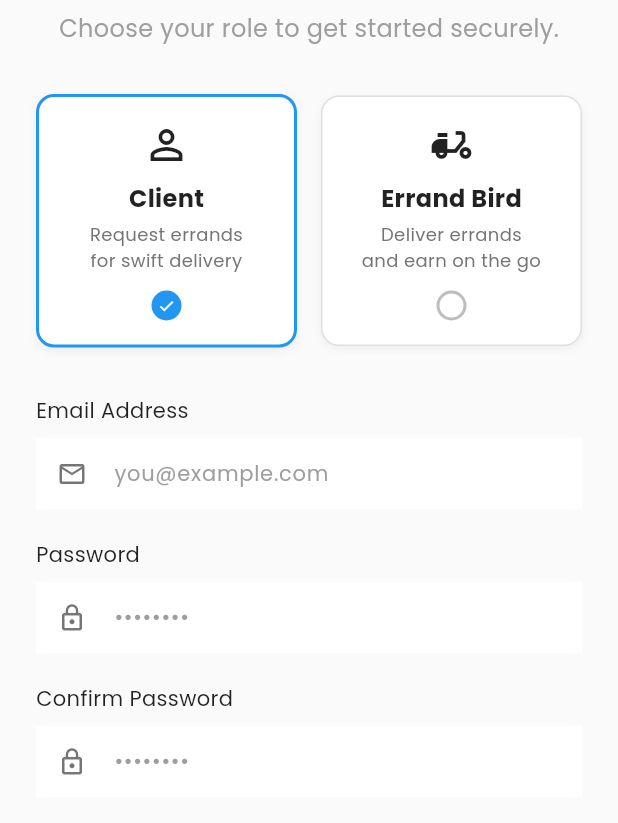
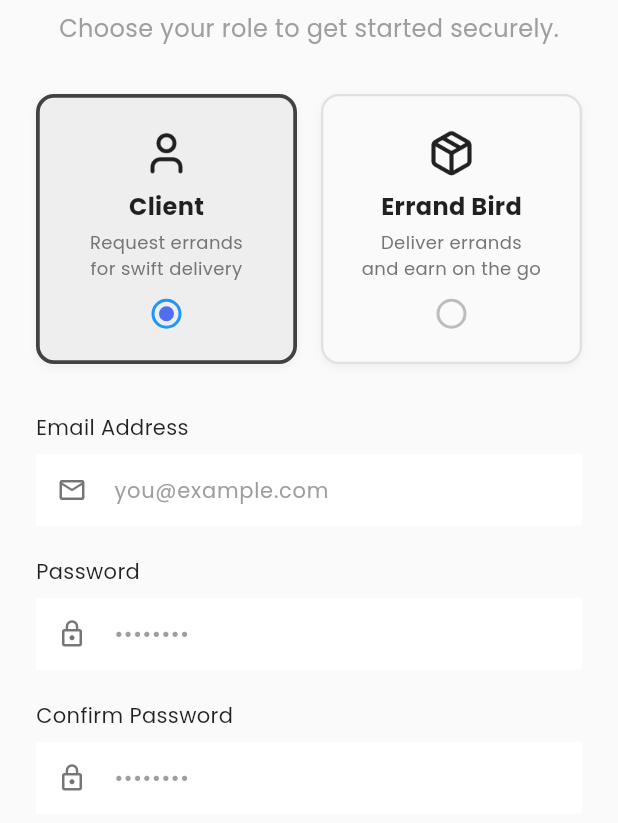
Before and after one commit to Lamzey/Siana-Errand-App, a Flutter app: the SignUpScreen screen opened directly, on a phone screen of 412 x 824 dp, the part 413-1236 px from its top. Run offline on Flutter 3.47's test engine with Material 3 defaults, Android fonts, the phone set to English and light mode, and no system bars; our stand-ins replace phosphor_flutter, shared_preferences; accounts and stored records are empty.

Commit message:
Sign_up screen

```diff
--- a/siana_erran_app/lib/features/auth/screens/signup_screen.dart
+++ b/siana_erran_app/lib/features/auth/screens/signup_screen.dart
@@ -1,11 +1,13 @@
+import 'dart:io';
+
 import 'package:flutter/material.dart';
 import 'package:flutter/services.dart';
+import 'package:phosphor_flutter/phosphor_flutter.dart';
 import 'package:siana_erran_app/core/utils/assets_utiles.dart';
 import 'package:siana_erran_app/features/auth/widgets/customTextfield_widgets.dart';
 import 'package:siana_erran_app/features/auth/widgets/roleSelection_Card_widget.dart';
 import 'package:siana_erran_app/features/auth/widgets/social_logins_btn.dart';
 import 'package:siana_erran_app/widgets/custom_logo.dart';
-
 
 // Main SignUp Screen
 class SignUpScreen extends StatefulWidget {
@@ -22,6 +24,7 @@ class _SignUpScreenState extends State<SignUpScreen> {
   final _confirmPasswordController = TextEditingController();
 
   String selectedRole = 'Client';
+  bool isIos = Platform.isIOS;
 
   @override
   void dispose() {
@@ -59,7 +62,7 @@ class _SignUpScreenState extends State<SignUpScreen> {
       ),
       body: SafeArea(
         child: SingleChildScrollView(
-          padding: const EdgeInsets.all(24.0),
+          padding: const EdgeInsets.all(24),
           child: Form(
             key: _formKey,
             child: Column(
@@ -96,7 +99,7 @@ class _SignUpScreenState extends State<SignUpScreen> {
                       child: RoleSelectionCard(
                         title: 'Client',
                         subtitle: 'Request errands\nfor swift delivery',
-                        icon: Icons.person_outline,
+                        icon: "${iconPath}user.png",
                         isSelected: selectedRole == 'Client',
                         onTap: () => setState(() => selectedRole = 'Client'),
                       ),
@@ -106,7 +109,7 @@ class _SignUpScreenState extends State<SignUpScreen> {
                       child: RoleSelectionCard(
                         title: 'Errand Bird',
                         subtitle: 'Deliver errands\nand earn on the go',
-                        icon: Icons.delivery_dining,
+                        icon: "${iconPath}errand_box.png",
                         isSelected: selectedRole == 'Errand Bird',
                         onTap: () =>
                             setState(() => selectedRole = 'Errand Bird'),
@@ -124,16 +127,19 @@ class _SignUpScreenState extends State<SignUpScreen> {
                   prefixIcon: Icons.email_outlined,
                   controller: _emailController,
                   validator: (value) {
-                    if (value == null || value.isEmpty) {
+                    if (value == null || value.trim().isEmpty) {
                       return 'Please enter your email';
                     }
-                    if (!value.contains('@')) {
+                    final trimmedValue = value.trim();
+                    final regex = RegExp(
+                      r'^[a-zA-Z0-9._%+-]+@(?:[a-zA-Z0-9-]+\.)+[a-zA-Z]{2,}$',
+                    );
+                    if (!regex.hasMatch(trimmedValue)) {
                       return 'Please enter a valid email';
                     }
                     return null;
                   },
                 ),
-
                 const SizedBox(height: 20),
 
                 // Password Field
@@ -179,21 +185,21 @@ class _SignUpScreenState extends State<SignUpScreen> {
                 // Create Account Button
                 SizedBox(
                   width: double.infinity,
-                  height: 50,
+                  height: 40,
                   child: ElevatedButton(
                     onPressed: _handleCreateAccount,
                     style: ElevatedButton.styleFrom(
                       backgroundColor: Colors.black87,
                       foregroundColor: Colors.white,
                       shape: RoundedRectangleBorder(
-                        borderRadius: BorderRadius.circular(8),
+                        borderRadius: BorderRadius.circular(6),
                       ),
                       elevation: 0,
                     ),
                     child: const Text(
                       'Create Account',
                       style: TextStyle(
-                        fontSize: 16,
+                        fontSize: 18,
                         fontWeight: FontWeight.w600,
                       ),
                     ),
@@ -203,33 +209,40 @@ class _SignUpScreenState extends State<SignUpScreen> {
                 const SizedBox(height: 20),
 
                 // Social Login Buttons
-                Row(
+                Wrap(
                   children: [
                     Expanded(
                       child: SocialLoginButton(
                         text: 'Google',
-                        icon: Icons.g_mobiledata,
+                        icon: PhosphorIcons.googleLogo(),
                         backgroundColor: Colors.white,
                         textColor: Colors.black87,
+                        width: isIos ? double.infinity : 130,
                         onPressed: () => _handleSocialLogin('Google'),
                       ),
                     ),
-                    const SizedBox(width: 12),
+                    SizedBox(width: isIos ? 0 : 8, height: isIos ? 0 : 10),
                     Expanded(
                       child: SocialLoginButton(
                         text: 'Facebook',
+                        icon: PhosphorIconsFill.facebookLogo,
                         backgroundColor: const Color(0xFF1877F2),
                         textColor: Colors.white,
                         onPressed: () => _handleSocialLogin('Facebook'),
                       ),
                     ),
-                    const SizedBox(width: 12),
-                    Expanded(
-                      child: SocialLoginButton(
-                        text: 'Apple',
-                        backgroundColor: Colors.black87,
-                        textColor: Colors.white,
-                        onPressed: () => _handleSocialLogin('Apple'),
+                    SizedBox(width: isIos ? 0 : 8, height: isIos ? 0 : 10),
+
+                    Visibility(
+                      visible: isIos,
+                      child: Expanded(
+                        child: SocialLoginButton(
+                          text: 'Apple',
+                          icon: PhosphorIcons.appleLogo(),
+                          backgroundColor: Colors.black87,
+                          textColor: Colors.white,
+                          onPressed: () => _handleSocialLogin('Apple'),
+                        ),
                       ),
                     ),
                   ],
@@ -247,11 +260,11 @@ class _SignUpScreenState extends State<SignUpScreen> {
                     ),
                     GestureDetector(
                       onTap: () => Navigator.of(context).pop(),
-                      child: const Text(
+                      child: Text(
                         'Log in',
                         style: TextStyle(
                           fontSize: 14,
-                          color: Colors.blue,
+                          color: Colors.blueGrey.shade700,
                           fontWeight: FontWeight.w600,
                         ),
                       ),
@@ -272,20 +285,22 @@ class _SignUpScreenState extends State<SignUpScreen> {
                         color: Colors.grey.shade600,
                         height: 1.5,
                       ),
-                      children: const [
-                        TextSpan(text: 'By signing up, you agree to our '),
+                      children: [
+                        const TextSpan(
+                          text: 'By signing up, you agree to our ',
+                        ),
                         TextSpan(
                           text: 'Terms & Conditions',
                           style: TextStyle(
-                            color: Colors.blue,
+                            color: Colors.blueGrey.shade700,
                             decoration: TextDecoration.underline,
                           ),
                         ),
-                        TextSpan(text: ' and '),
+                        const TextSpan(text: ' and '),
                         TextSpan(
                           text: 'Privacy Policy',
                           style: TextStyle(
-                            color: Colors.blue,
+                            color: Colors.blueGrey.shade700,
                             decoration: TextDecoration.underline,
                           ),
                         ),
--- a/siana_erran_app/lib/features/auth/widgets/roleSelection_Card_widget.dart
+++ b/siana_erran_app/lib/features/auth/widgets/roleSelection_Card_widget.dart
@@ -8,7 +8,7 @@ import 'package:flutter/material.dart';
 class RoleSelectionCard extends StatelessWidget {
   final String title;
   final String subtitle;
-  final IconData icon;
+  final String icon;
   final bool isSelected;
   final VoidCallback onTap;
 
@@ -26,12 +26,14 @@ class RoleSelectionCard extends StatelessWidget {
     return GestureDetector(
       onTap: onTap,
       child: Container(
-        padding: const EdgeInsets.all(16),
+        width: 163,
+        height: 180,
+        padding: const EdgeInsets.all(10),
         decoration: BoxDecoration(
-          color: Colors.white,
+          color: isSelected ? Colors.grey.shade200 : Colors.grey.shade50,
           border: Border.all(
-            color: isSelected ? Colors.blue : Colors.grey.shade300,
-            width: isSelected ? 2 : 1,
+            color: isSelected ? Colors.grey.shade800 : Colors.grey.shade300,
+            width: isSelected ? 2.5 : 1.5,
           ),
           borderRadius: BorderRadius.circular(12),
           boxShadow: [
@@ -45,7 +47,7 @@ class RoleSelectionCard extends StatelessWidget {
         child: Column(
           mainAxisAlignment: MainAxisAlignment.center,
           children: [
-            Icon(icon, size: 32, color: Colors.black87),
+            Image.asset(icon, width: 32, height: 32, color: Colors.black87),
             const SizedBox(height: 8),
             Text(
               title,
@@ -65,16 +67,25 @@ class RoleSelectionCard extends StatelessWidget {
             Container(
               width: 20,
               height: 20,
+              padding: EdgeInsets.all(3),
+              alignment: Alignment.center,
               decoration: BoxDecoration(
                 shape: BoxShape.circle,
                 border: Border.all(
                   color: isSelected ? Colors.blue : Colors.grey.shade400,
                   width: 2,
                 ),
-                color: isSelected ? Colors.blue : Colors.transparent,
+                color: Colors.transparent,
               ),
               child: isSelected
-                  ? const Icon(Icons.check, size: 12, color: Colors.white)
+                  ? Container(
+                      width: 10,
+                      height: 10,
+                      decoration: BoxDecoration(
+                        borderRadius: BorderRadius.circular(100),
+                        color: const Color.fromARGB(255, 79, 111, 240),
+                      ),
+                    )
                   : null,
             ),
           ],
--- a/siana_erran_app/lib/features/auth/widgets/social_logins_btn.dart
+++ b/siana_erran_app/lib/features/auth/widgets/social_logins_btn.dart
@@ -1,4 +1,3 @@
-
 // Reusable Social Login Button Widget
 import 'package:flutter/material.dart';
 
@@ -8,6 +7,7 @@ class SocialLoginButton extends StatelessWidget {
   final Color backgroundColor;
   final Color textColor;
   final VoidCallback onPressed;
+  final double width;
 
   const SocialLoginButton({
     super.key,
@@ -16,13 +16,14 @@ class SocialLoginButton extends StatelessWidget {
     required this.backgroundColor,
     required this.textColor,
     required this.onPressed,
+    this.width = 180,
   });
 
   @override
   Widget build(BuildContext context) {
     return SizedBox(
-      width: double.infinity,
-      height: 44,
+      width: width,
+      height: 40,
       child: ElevatedButton(
         onPressed: onPressed,
         style: ElevatedButton.styleFrom(
@@ -30,24 +31,25 @@ class SocialLoginButton extends StatelessWidget {
           foregroundColor: textColor,
           elevation: 0,
           shape: RoundedRectangleBorder(
-            borderRadius: BorderRadius.circular(8),
+            borderRadius: BorderRadius.circular(10),
             side: backgroundColor == Colors.white
-                ? BorderSide(color: Colors.grey.shade300)
+                ? BorderSide(color: Colors.grey.shade50)
                 : BorderSide.none,
           ),
         ),
         child: Row(
           mainAxisAlignment: MainAxisAlignment.center,
+          crossAxisAlignment: CrossAxisAlignment.center,
           children: [
             if (icon != null) ...[
               Icon(icon, size: 18),
-              const SizedBox(width: 8),
+              const SizedBox(width: 5),
             ],
             Text(
               text,
               style: TextStyle(
                 fontSize: 14,
-                fontWeight: FontWeight.w500,
+                fontWeight: FontWeight.w400,
                 color: textColor,
               ),
             ),
--- a/siana_erran_app/pubspec.yaml
+++ b/siana_erran_app/pubspec.yaml
@@ -36,6 +36,7 @@ dependencies:
   cupertino_icons: ^1.0.8
   shared_preferences: ^2.5.3
   provider: ^6.1.5
+  phosphor_flutter: ^2.1.0
 
 dev_dependencies:
   flutter_test:
```
Also changed, not shown: siana_erran_app/assets/icons/errand_box.png (added), siana_erran_app/assets/icons/user.png (added), siana_erran_app/pubspec.lock.
